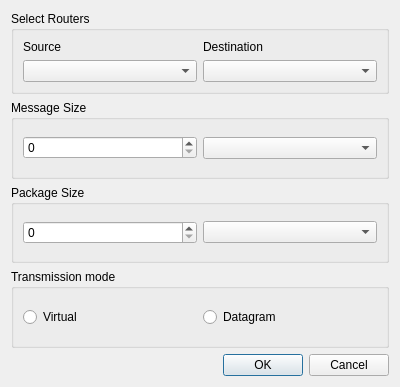
This is src/SendMessage.ui in kovkinvladyslav/network-routing-simulator as Qt 5 draws it before an edit. The edited form follows.
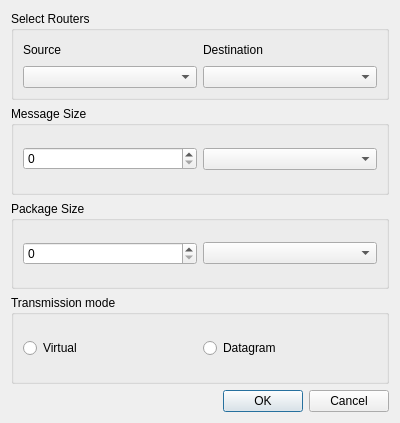
This is the edited form.

What changed in the file:
```diff
--- a/src/SendMessage.ui
+++ b/src/SendMessage.ui
@@ -7,7 +7,7 @@
     <x>0</x>
     <y>0</y>
     <width>400</width>
-    <height>387</height>
+    <height>423</height>
    </rect>
   </property>
   <property name="windowTitle">
```
Left out of the diff: 2 changed lines with no effect on the pictures.
